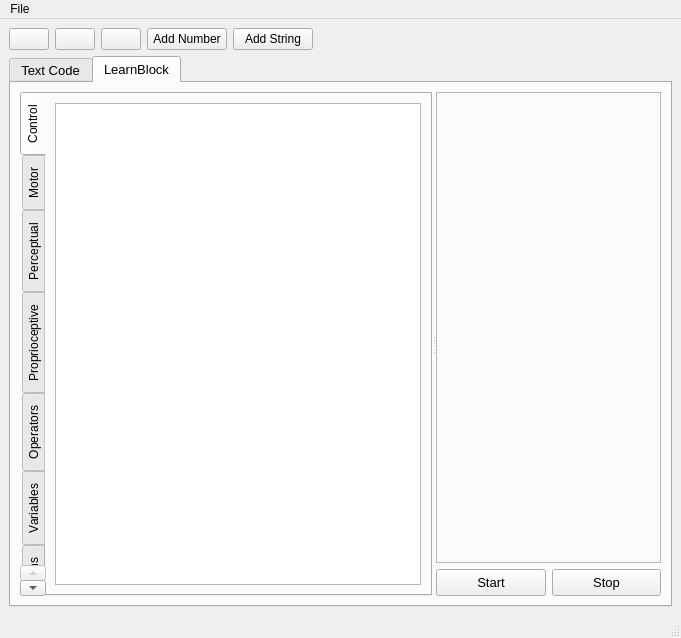
This is learnbot_dsl/learnbotCode/guis/interface.ui in robocomp/LearnBlock as Qt 5 draws it before an edit. The edited form follows.
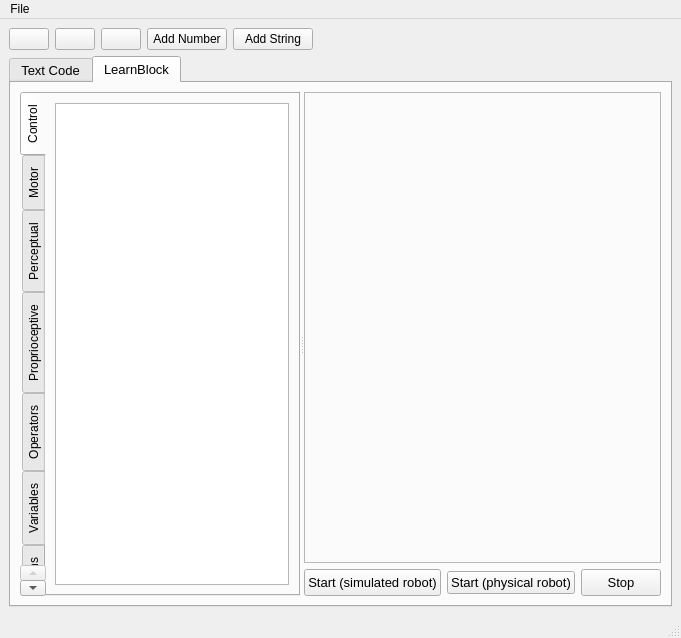
This is the edited form.

Commit message: LearnBlock working with the physical robot

```diff
--- a/learnbot_dsl/learnbotCode/guis/interface.ui
+++ b/learnbot_dsl/learnbotCode/guis/interface.ui
@@ -425,7 +425,14 @@
                  </size>
                 </property>
                 <property name="text">
-                 <string>Start</string>
+                 <string>Start (simulated robot)</string>
+                </property>
+               </widget>
+              </item>
+              <item>
+               <widget class="QPushButton" name="startPRPushButton">
+                <property name="text">
+                 <string>Start (physical robot)</string>
                 </property>
                </widget>
               </item>
```
The commit also changes 2 other files.
